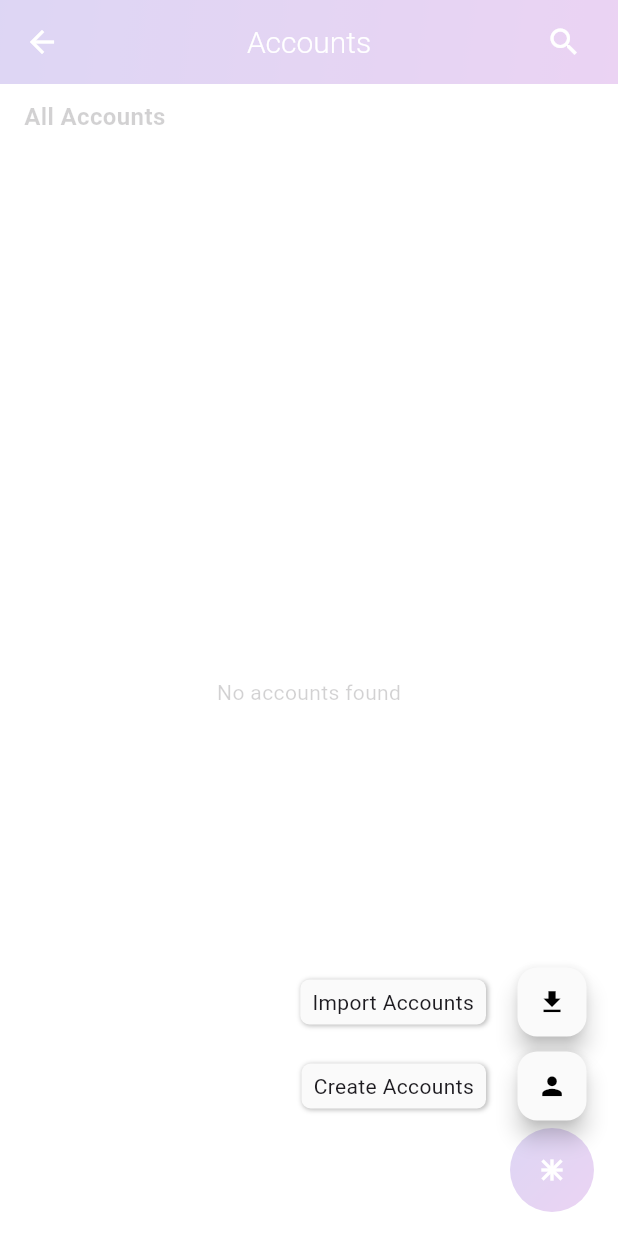
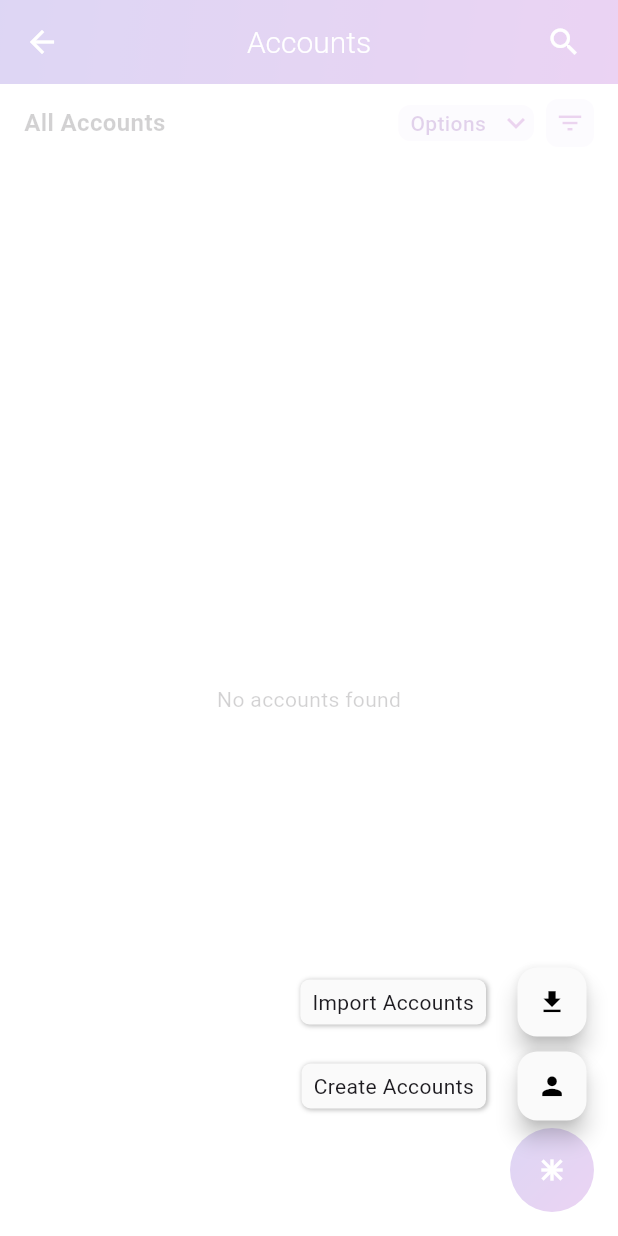
Before and after one commit to KMG-ORG/flutter-crm-mobile, a Flutter app: the AccountsPage screen opened directly with empty values, after a tap on the "search" icon, after a tap on the "close" icon, after a tap on the "add" icon, on a phone screen of 412 x 824 dp. Run offline on Flutter 3.47's test engine with Material 3 defaults, Android fonts, the phone set to English and light mode, and no system bars; drawn by our look-alikes of flutter_speed_dial; our stand-ins replace flutter_dotenv, flutter_secure_storage; accounts and stored records are empty; network calls fail.

Commit message:
changes for account options.

```diff
--- a/lib/screens/account/account_page.dart
+++ b/lib/screens/account/account_page.dart
@@ -19,6 +19,7 @@ class _AccountsPageState extends State<AccountsPage> {
   int pageNumber = 1;
   final int pageSize = 200;
   int totalCount = 0;
+  String? selectedOption;
 
   final ScrollController _scrollController = ScrollController();
   final TextEditingController _searchController = TextEditingController();
@@ -203,10 +204,91 @@ class _AccountsPageState extends State<AccountsPage> {
             padding: const EdgeInsets.symmetric(horizontal: 16, vertical: 10),
             child: Row(
               mainAxisAlignment: MainAxisAlignment.spaceBetween,
-              children: const [
+              children: [
                 Text(
                   "All Accounts",
                   style: TextStyle(fontSize: 16, fontWeight: FontWeight.bold),
+                ),
+                Row(
+                  children: [
+                    Container(
+                      decoration: BoxDecoration(
+                        color: const Color(0xFFF2E9FB),
+                        borderRadius: BorderRadius.circular(8),
+                      ),
+                      child: PopupMenuButton<String>(
+                        color: Colors.white,
+                        offset: const Offset(0, 30),
+                        onSelected: (value) {
+                          setState(() {
+                            selectedOption = value;
+                          });
+                        },
+                        itemBuilder: (context) => [
+                          const PopupMenuItem(
+                            value: "Manage Tags",
+                            child: Text(
+                              "Manage Tags",
+                              style: TextStyle(
+                                color: Colors.black,
+                                fontWeight: FontWeight.bold,
+                              ),
+                            ),
+                          ),
+                          const PopupMenuItem(
+                            value: "Export Accounts",
+                            child: Text(
+                              "Export Accounts",
+                              style: TextStyle(
+                                color: Colors.black,
+                                fontWeight: FontWeight.bold,
+                              ),
+                            ),
+                          ),
+                        ],
+                        child: Row(
+                          children: [
+                            Padding(
+                              padding: const EdgeInsets.symmetric(
+                                horizontal: 8.0,
+                              ),
+                              child: Text(
+                                "Options",
+                                style: TextStyle(
+                                  color: Colors.purple[800],
+                                  fontWeight: FontWeight.w500,
+                                ),
+                              ),
+                            ),
+                            const Icon(
+                              Icons.keyboard_arrow_down,
+                              color: Colors.purple,
+                            ),
+                          ],
+                        ),
+                      ),
+                    ),
+                    const SizedBox(width: 8),
+                    Container(
+                      decoration: BoxDecoration(
+                        color: const Color(0xFFF2E9FB),
+                        borderRadius: BorderRadius.circular(8),
+                      ),
+                      padding: const EdgeInsets.all(6),
+                      child: GestureDetector(
+                        onTap: () {
+                          // Navigator.of(context).push(
+                          //   MaterialPageRoute(builder: (_) => SortFilterPage()),
+                          // );
+                        },
+                        child: const Icon(
+                          Icons.filter_list,
+                          color: Colors.purple,
+                          size: 20,
+                        ),
+                      ),
+                    ),
+                  ],
                 ),
               ],
             ),
```
